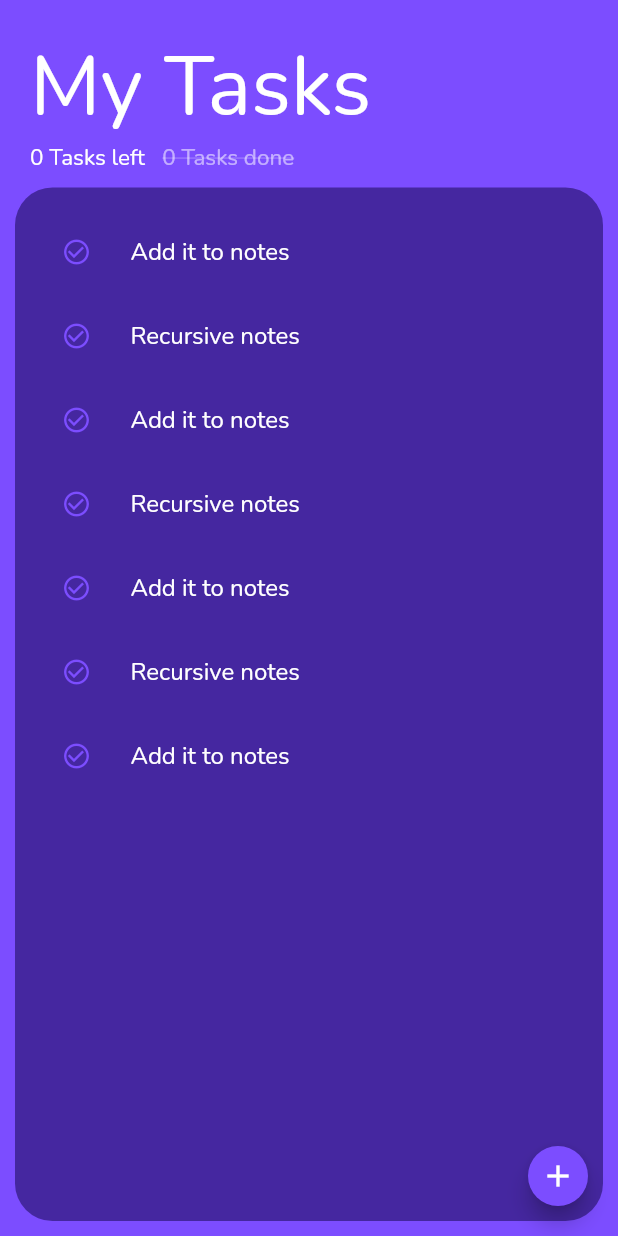
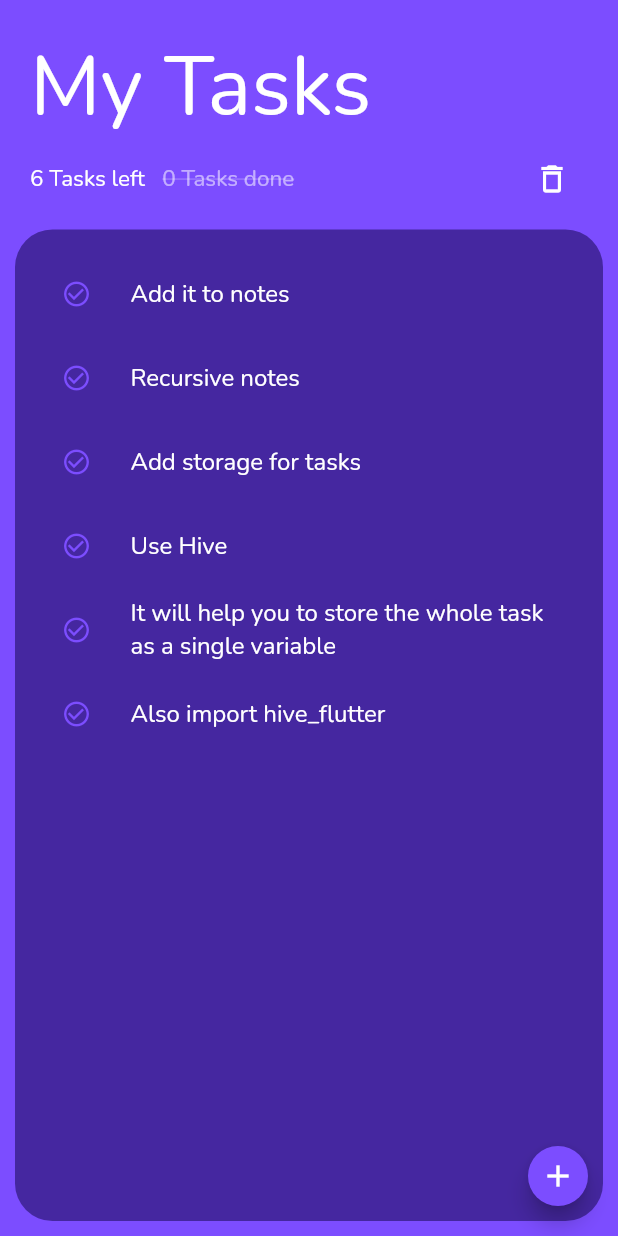
Before and after one commit to KejariwalAyush/MyDraft, a Flutter app: the screen it shows after launch, on a phone screen of 412 x 824 dp. Run offline on Flutter 3.47's test engine with Material 2 defaults, Android fonts, the phone set to English and light mode, and no system bars; drawn by our look-alikes of auto_size_text; our stand-ins replace google_fonts.

Commit message:
added awipe to delete task and delete all

```diff
--- a/lib/models/taskModels/task_data.dart
+++ b/lib/models/taskModels/task_data.dart
@@ -7,11 +7,11 @@ class TaskData extends ChangeNotifier {
   List<Task> _tasks = [
     Task(title: 'Add it to notes'),
     Task(title: 'Recursive notes'),
-    Task(title: 'Add it to notes'),
-    Task(title: 'Recursive notes'),
-    Task(title: 'Add it to notes'),
-    Task(title: 'Recursive notes'),
-    Task(title: 'Add it to notes'),
+    Task(title: 'Add storage for tasks'),
+    Task(title: 'Use Hive'),
+    Task(
+        title: 'It will help you to store the whole task as a single variable'),
+    Task(title: 'Also import hive_flutter'),
   ];
   List<Task> _activeTasks = [];
   List<Task> _inactiveTasks = [];
@@ -31,14 +31,17 @@ class TaskData extends ChangeNotifier {
   }
 
   int get taskCount {
+    updateTasks();
     return _tasks.length;
   }
 
   int get activeTaskCount {
+    updateTasks();
     return _activeTasks.length;
   }
 
   int get inactiveTaskCount {
+    updateTasks();
     return _inactiveTasks.length;
   }
 
@@ -48,7 +51,7 @@ class TaskData extends ChangeNotifier {
     for (var e in _tasks) {
       e.isDone ? _inactiveTasks.add(e) : _activeTasks.add(e);
     }
-    notifyListeners();
+    // notifyListeners();
   }
 
   void addTask(String taskTitle) {
@@ -68,4 +71,10 @@ class TaskData extends ChangeNotifier {
     updateTasks();
     notifyListeners();
   }
+
+  void deleteAll() {
+    _tasks.clear();
+    updateTasks();
+    notifyListeners();
+  }
 }
--- a/lib/screens/Home.dart
+++ b/lib/screens/Home.dart
@@ -49,6 +49,13 @@ class _HomeState extends State<Home> {
                     // strutStyle: StrutStyle.fromTextStyle(Theme.of(context).textTheme.headline1),
                   ),
                   Row(
+                    mainAxisAlignment: MainAxisAlignment.spaceBetween,
+                    crossAxisAlignment: CrossAxisAlignment.center,
+                    // alignment: WrapAlignment.spaceBetween,
+                    // direction: Axis.horizontal,
+                    // crossAxisAlignment: WrapCrossAlignment.center,
+                    children: [
+                      Row(
                         children: [
                           GestureDetector(
                             onTap: () {
@@ -90,6 +97,15 @@ class _HomeState extends State<Home> {
                           ),
                         ],
                       ),
+                      IconButton(
+                        icon: Icon(Icons.delete_outline),
+                        tooltip: 'Delete all',
+                        onPressed: () =>
+                            Provider.of<TaskData>(context, listen: false)
+                                .deleteAll(),
+                      ),
+                    ],
+                  ),
                 ],
               ),
             ),
--- a/lib/screens/Tasks/addTaskScreen.dart
+++ b/lib/screens/Tasks/addTaskScreen.dart
@@ -42,8 +42,14 @@ class AddTaskScreen extends StatelessWidget {
               TextField(
                 autofocus: true,
                 style: TextStyle(color: Colors.white),
+                decoration: new InputDecoration(hintText: "Paste Here"),
                 onChanged: (value) {
                   newText = value;
+                },
+                onSubmitted: (value) {
+                  log(value);
+                  Provider.of<TaskData>(context, listen: false).addTask(value);
+                  Navigator.pop(context);
                 },
               ),
               SizedBox(
--- a/lib/screens/Tasks/taskContainer.dart
+++ b/lib/screens/Tasks/taskContainer.dart
@@ -1,3 +1,4 @@
+import 'package:auto_size_text/auto_size_text.dart';
 import 'package:flutter/material.dart';
 import 'package:my_draft/models/taskModels/task.dart';
 import 'package:my_draft/models/taskModels/task_data.dart';
@@ -6,7 +7,7 @@ import 'package:my_draft/utils/tastConst.dart';
 import 'package:provider/provider.dart';
 
 class TaskContainer extends StatelessWidget {
-  var tobeShown;
+  final tobeShown;
   TaskContainer(this.tobeShown);
 
   @override
@@ -16,7 +17,25 @@ class TaskContainer extends StatelessWidget {
       decoration: BoxDecoration(
           color: Colors.deepPurple[800],
           borderRadius: BorderRadius.circular(25)),
-      child: Scrollbar(
+      child: Provider.of<TaskData>(context).taskCount == 0
+          ? Align(
+              alignment: Alignment.center,
+              child: Column(
+                children: [
+                  Icon(Icons.fact_check),
+                  AutoSizeText(
+                    'No Tasks \n You have Completed them All!',
+                    textAlign: TextAlign.center,
+                    style: TextStyle(
+                      color: Colors.white,
+                    ),
+                    maxLines: 2,
+                    minFontSize: 12,
+                  ),
+                ],
+              ),
+            )
+          : Scrollbar(
               thickness: 5,
               child: ListView.builder(
                 itemCount: tobeShown == show.active
@@ -35,7 +54,8 @@ class TaskContainer extends StatelessWidget {
                       return TaskTile(
                         task: task,
                         checkboxToggle: () => taskData.updateTaskDone(task),
-                  longPressCallback: () => taskData.deleteTask(task),
+                        dismissCallback: (direction) =>
+                            taskData.deleteTask(task),
                       );
                     },
                   );
--- a/lib/screens/Tasks/taskTile.dart
+++ b/lib/screens/Tasks/taskTile.dart
@@ -1,25 +1,42 @@
 import 'package:auto_size_text/auto_size_text.dart';
 import 'package:flutter/material.dart';
+import 'package:flutter/services.dart';
 import 'package:my_draft/models/taskModels/task.dart';
 
 class TaskTile extends StatelessWidget {
   final Task task;
   final Function checkboxToggle;
-
-  final Function longPressCallback;
+  final Function dismissCallback;
 
   const TaskTile(
-      {Key key, this.task, this.checkboxToggle, this.longPressCallback})
+      {Key key, this.task, this.checkboxToggle, this.dismissCallback})
       : super(key: key);
 
   @override
   Widget build(BuildContext context) {
-    return ListTile(
-      onLongPress: longPressCallback,
-      // leading: Checkbox(
-      //   value: task.isDone,
-      //   onChanged: checkboxToggle,
-      // ),
+    final _key = new GlobalKey<ScaffoldState>();
+    return Dismissible(
+      direction: DismissDirection.endToStart,
+      key: _key,
+      onDismissed: dismissCallback,
+      secondaryBackground: Container(
+        color: Colors.redAccent,
+        alignment: Alignment.centerRight,
+        padding: EdgeInsets.all(5),
+        child: Icon(
+          Icons.delete_forever,
+          color: Colors.white,
+        ),
+      ),
+      background: Container(
+        color: Colors.redAccent,
+        alignment: Alignment.centerRight,
+        child: Icon(
+          Icons.delete_forever,
+          color: Colors.white,
+        ),
+      ),
+      child: ListTile(
         leading: GestureDetector(
           onTap: checkboxToggle,
           child: Container(
@@ -41,7 +58,14 @@ class TaskTile extends StatelessWidget {
                       )),
           ),
         ),
-      title: AutoSizeText(
+        title: GestureDetector(
+          onDoubleTap: () {
+            Clipboard.setData(new ClipboardData(text: task.title));
+            ScaffoldMessenger.of(context).showSnackBar(new SnackBar(
+              content: new Text("Copied to Clipboard"),
+            ));
+          },
+          child: AutoSizeText(
             task.title,
             style: TextStyle(
                 color: task.isDone ? Colors.white54 : Colors.white,
@@ -49,6 +73,8 @@ class TaskTile extends StatelessWidget {
             maxLines: 2,
             minFontSize: 12,
           ),
+        ),
+      ),
     );
   }
 }
```
Lines whose indentation alone changed are shown as unchanged.
